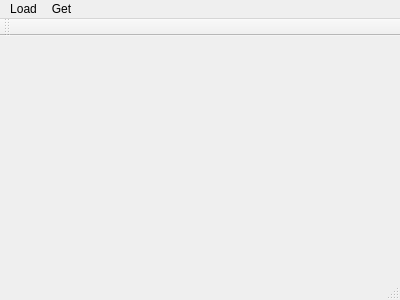
blackrim/phlawd, file PHLAWDGU/mainwindow.ui: the form before one commit.
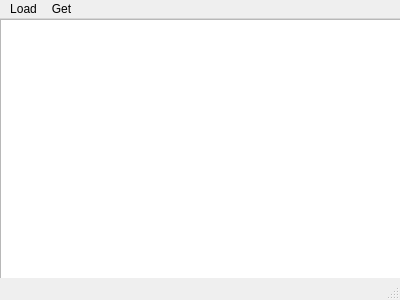
The form after the commit.

What changed in the file:
```diff
--- a/PHLAWDGU/mainwindow.ui
+++ b/PHLAWDGU/mainwindow.ui
@@ -13,7 +13,18 @@
   <property name="windowTitle">
    <string>MainWindow</string>
   </property>
-  <widget class="QWidget" name="centralWidget"/>
+  <widget class="QWidget" name="centralWidget">
+   <widget class="QTextBrowser" name="textBrowser">
+    <property name="geometry">
+     <rect>
+      <x>0</x>
+      <y>0</y>
+      <width>401</width>
+      <height>261</height>
+     </rect>
+    </property>
+   </widget>
+  </widget>
   <widget class="QMenuBar" name="menuBar">
    <property name="geometry">
     <rect>
@@ -40,14 +51,6 @@
    <addaction name="menuPHLAWD"/>
    <addaction name="menuStats"/>
   </widget>
-  <widget class="QToolBar" name="mainToolBar">
-   <attribute name="toolBarArea">
-    <enum>TopToolBarArea</enum>
-   </attribute>
-   <attribute name="toolBarBreak">
-    <bool>false</bool>
-   </attribute>
-  </widget>
   <widget class="QStatusBar" name="statusBar"/>
   <action name="actionSequence_DB">
    <property name="text">
```
Left out of the diff: 39 changed lines with no effect on the pictures.
